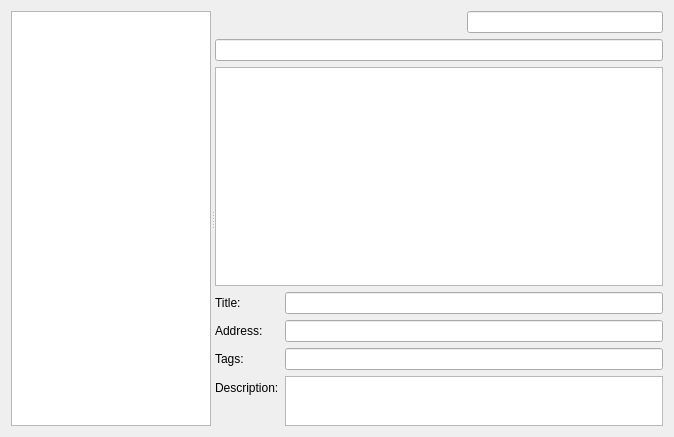
The window that bookmarks_editor/src/bookmarksview_base.ui (edulix/gsoc) describes before a commit, drawn with Qt 5.
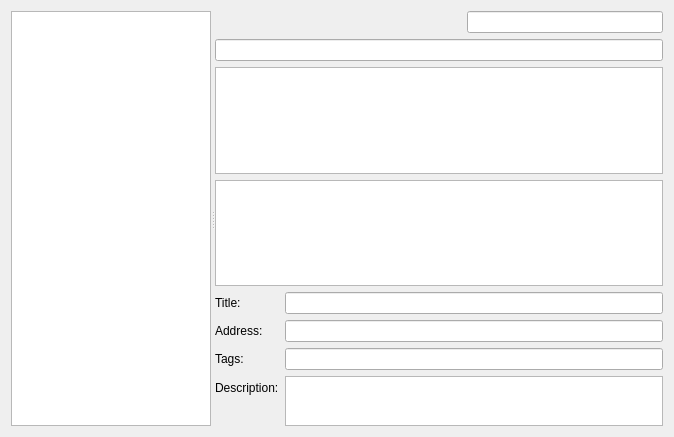
The same window after the commit. Custom widgets are drawn as their Qt base class.

Commit message: * expanding folders in bookmarks editor collections view * using setMimetypeMonitored in the changesrecorder and moving the changesrecorder settings from KonqBookmarkView to PlacesManager::Private * removing entitytreeview.h from konqbookmark as now it's been moved from akonadi_next to akonadi so it's not needed anymore.

```diff
--- a/bookmarks_editor/src/bookmarksview_base.ui
+++ b/bookmarks_editor/src/bookmarksview_base.ui
@@ -106,6 +106,17 @@
         <widget class="Konqueror::LocationBar" name="locationBar">
         </widget>
        </item>
+       <item>
+     <widget class="Akonadi::EntityTreeView" name="tempView">
+         <property name="sizePolicy">
+          <sizepolicy hsizetype="Expanding" vsizetype="Expanding">
+           <horstretch>0</horstretch>
+           <verstretch>4</verstretch>
+          </sizepolicy>
+         </property>
+     </widget>
+       </item>
+       
        <item>
         <widget class="Akonadi::KonqBookmarkView" name="bookmarksView">
          <property name="sizePolicy">
@@ -228,6 +239,11 @@
    <extends>QTreeView</extends>
    <header location="global">konqbookmark/konqbookmarkview.h</header>
   </customwidget>
+  <customwidget>
+   <class>Akonadi::EntityTreeView</class>
+   <extends>QTreeView</extends>
+   <header location="global">akonadi/entitytreeview.h</header>
+  </customwidget>
   <customwidget>
    <class>KLineEditView</class>
    <extends>QLineEdit</extends>
```
The commit also changes 10 other files.
